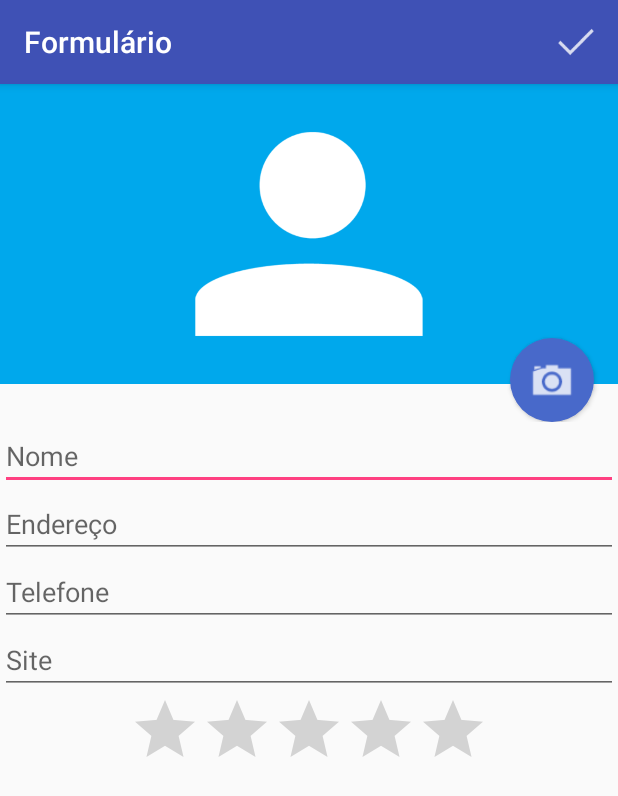
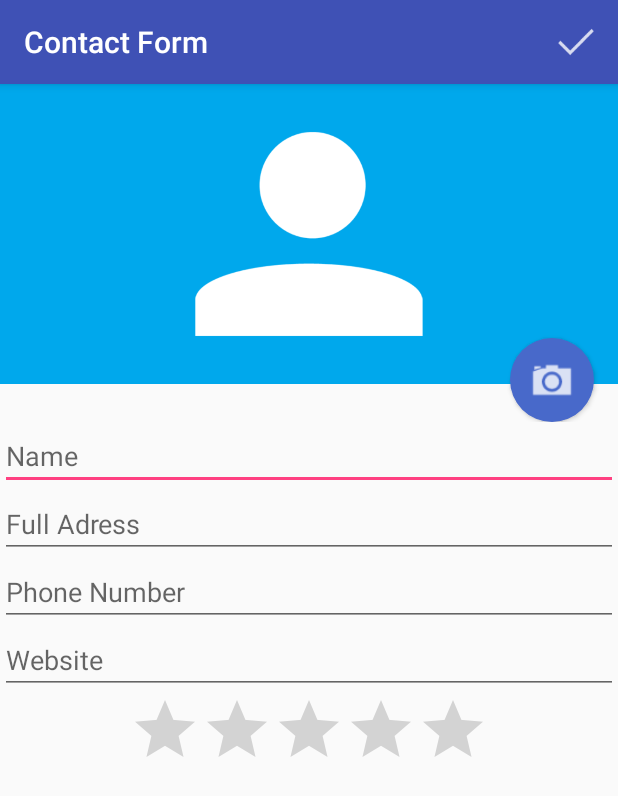
Before and after one commit to tiagodeluna/icademy, an Android app: the FormularioActivity screen opened directly, with no data from a screen before it, on a phone screen of 412 x 824 dp. Shown: the top 796 px of the screen. Run offline under Robolectric (Android 15) with nearby library versions, the phone set to English and light mode, and no system bars.

```diff
--- a/app/src/main/res/layout/activity_formulario.xml
+++ b/app/src/main/res/layout/activity_formulario.xml
@@ -33,25 +33,25 @@
             android:id="@+id/formulario_nome"
             android:layout_width="match_parent"
             android:layout_height="wrap_content"
-            android:hint="Nome" />
+            android:hint="Name" />
 
         <EditText
             android:id="@+id/formulario_endereco"
             android:layout_width="match_parent"
             android:layout_height="wrap_content"
-            android:hint="Endereço" />
+            android:hint="Full Adress" />
 
         <EditText
             android:id="@+id/formulario_telefone"
             android:layout_width="match_parent"
             android:layout_height="wrap_content"
-            android:hint="Telefone" />
+            android:hint="Phone Number" />
 
         <EditText
             android:id="@+id/formulario_site"
             android:layout_width="match_parent"
             android:layout_height="wrap_content"
-            android:hint="Site" />
+            android:hint="Website" />
 
         <RatingBar
             android:id="@+id/formulario_nota"
--- a/app/src/main/res/values/strings.xml
+++ b/app/src/main/res/values/strings.xml
@@ -1,4 +1,4 @@
 <resources>
-    <string name="app_name">Agenda</string>
-    <string name="title_activity_formulario">Formulário</string>
+    <string name="app_name">iCademy</string>
+    <string name="title_activity_formulario">Contact Form</string>
 </resources>
```
Also changed, not shown: app/src/main/AndroidManifest.xml (+9 -1 lines), app/src/main/java/br/com/tiagoluna/agenda/receiver/SMSReceiver.java (added, +18 -0 lines).
